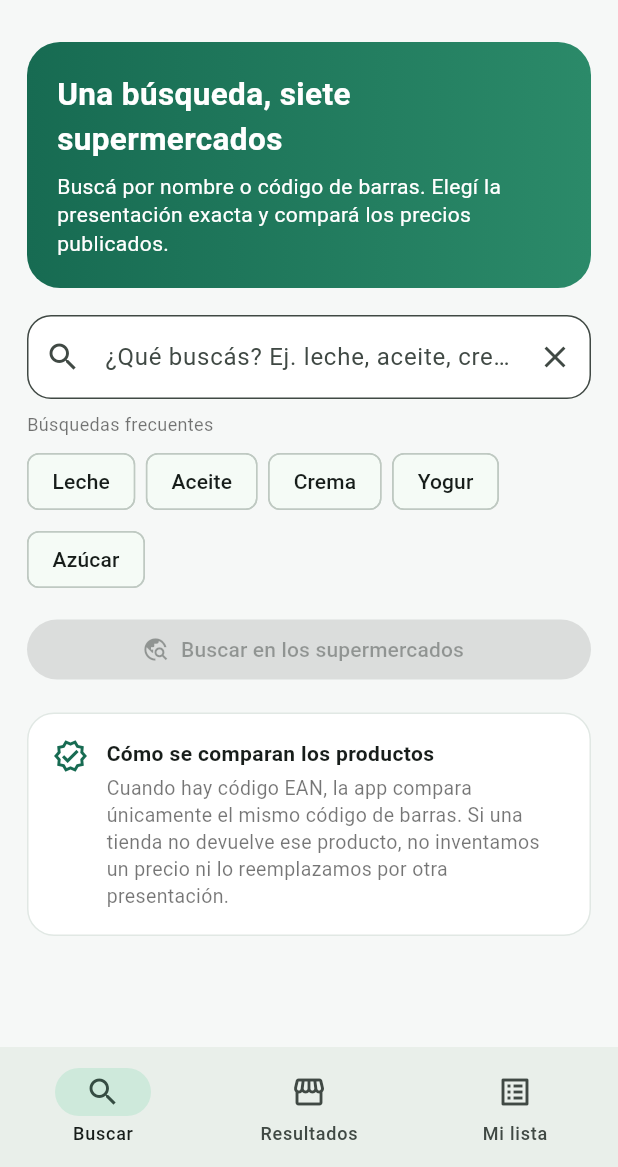
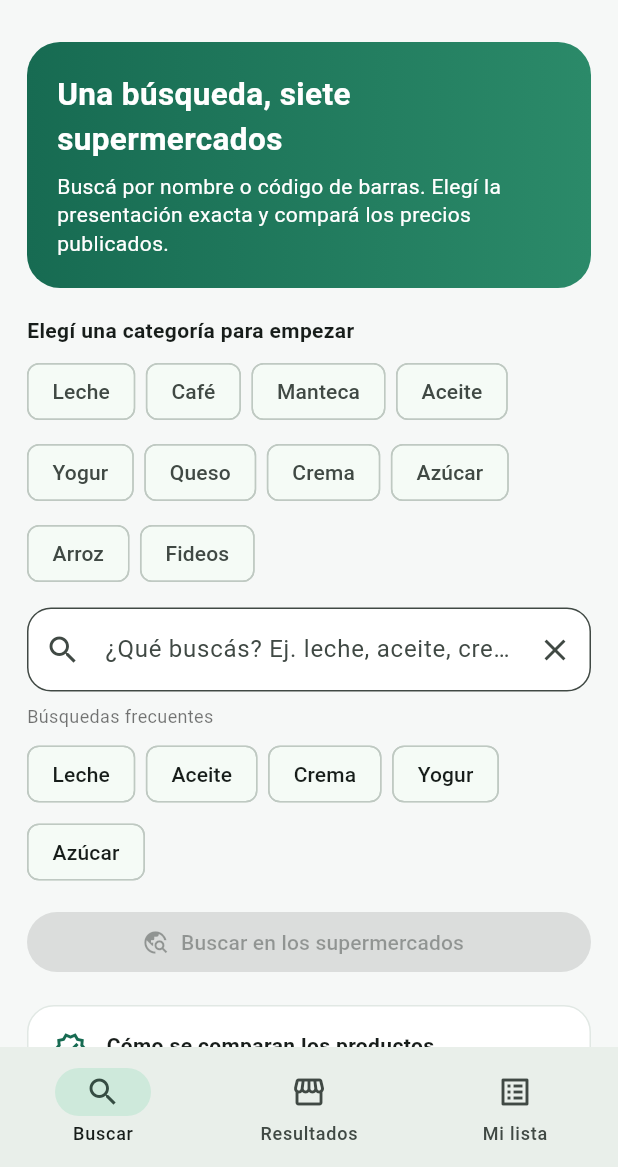
Before and after one commit to arieltorres3175-boop/comparador, a Flutter app: the screen it shows after launch, on a phone screen of 412 x 824 dp, the part 69-1236 px from its top. Run offline on Flutter 3.47's test engine with Material 3 defaults, Android fonts, the phone set to English and light mode, and no system bars; our stand-ins replace shared_preferences.

Commit message:
Add category-first search and dynamic category filters

```diff
--- a/lib/main.dart
+++ b/lib/main.dart
@@ -6,6 +6,7 @@ import 'package:shared_preferences/shared_preferences.dart';
 import 'package:url_launcher/url_launcher.dart';
 
 import 'services/catalog_service.dart';
+import 'services/product_facets.dart';
 
 void main() => runApp(const ComparadorApp());
 
@@ -102,6 +103,8 @@ class _HomePageState extends State<HomePage> {
   String? message;
   String? searchError;
   String? selectedBrand;
+  String? selectedCategory;
+  final Map<String, String> selectedFacets = {};
   String sortMode = 'price';
   CatalogSearchResult? searchResult;
 
@@ -156,10 +159,25 @@ class _HomePageState extends State<HomePage> {
     return brands;
   }
 
+  Map<String, List<String>> get _availableFacets {
+    if (selectedCategory == null) return const {};
+    return ProductFacets.available(
+      selectedCategory!,
+      (searchResult?.products ?? <CatalogProduct>[]).map((product) =>
+          '${product.name} ${product.offers.map((offer) => offer.variant ?? '').join(' ')}'),
+    );
+  }
+
   List<CatalogProduct> get _visibleProducts {
     final products = (searchResult?.products ?? <CatalogProduct>[])
         .where((product) =>
-            selectedBrand == null || product.brand == selectedBrand)
+            (selectedBrand == null || product.brand == selectedBrand) &&
+            (selectedCategory == null ||
+                ProductFacets.matches(
+                  selectedCategory!,
+                  '${product.name} ${product.offers.map((offer) => offer.variant ?? '').join(' ')}',
+                  selectedFacets,
+                )))
         .toList();
     if (sortMode == 'brand') {
       products.sort((a, b) => (a.brand ?? a.name)
@@ -181,6 +199,7 @@ class _HomePageState extends State<HomePage> {
       searchError = null;
       searchResult = null;
       selectedBrand = null;
+      selectedFacets.clear();
       sortMode = 'price';
     });
     try {
@@ -405,6 +424,30 @@ class _HomePageState extends State<HomePage> {
           ),
         ),
         const SizedBox(height: 18),
+        const Text('Elegí una categoría para empezar',
+            style: TextStyle(fontWeight: FontWeight.w700)),
+        const SizedBox(height: 7),
+        Wrap(
+          spacing: 7,
+          runSpacing: 6,
+          children: ProductFacets.categories.keys.map((category) =>
+              ChoiceChip(
+                label: Text(category),
+                selected: selectedCategory == category,
+                onSelected: searching ? null : (selected) {
+                  setState(() {
+                    selectedCategory = selected ? category : null;
+                    selectedFacets.clear();
+                    selectedBrand = null;
+                    searchController.text = selected
+                        ? ProductFacets.categories[category]!
+                        : '';
+                  });
+                  if (selected) _performSearch();
+                },
+              )).toList(),
+        ),
+        const SizedBox(height: 12),
         TextField(
           controller: searchController,
           textInputAction: TextInputAction.search,
@@ -555,6 +598,37 @@ class _HomePageState extends State<HomePage> {
               'Elegí la marca y presentación que prefieras. Por defecto, las opciones están ordenadas desde el menor precio.',
               style: TextStyle(color: Colors.black54, fontSize: 12),
             ),
+            if (selectedCategory != null && _availableFacets.isNotEmpty) ...[
+              const SizedBox(height: 8),
+              const Text('Filtrar esta categoría',
+                  style: TextStyle(fontWeight: FontWeight.w700)),
+              const SizedBox(height: 6),
+              Wrap(
+                spacing: 12,
+                runSpacing: 8,
+                children: _availableFacets.entries.map((facet) =>
+                    DropdownButton<String>(
+                      value: selectedFacets[facet.key],
+                      hint: Text(facet.key),
+                      underline: const SizedBox.shrink(),
+                      items: [
+                        DropdownMenuItem<String>(
+                          value: null,
+                          child: Text('Todos: ${facet.key.toLowerCase()}'),
+                        ),
+                        ...facet.value.map((value) => DropdownMenuItem<String>(
+                              value: value, child: Text(value))),
+                      ],
+                      onChanged: (value) => setState(() {
+                        if (value == null) {
+                          selectedFacets.remove(facet.key);
+                        } else {
+                          selectedFacets[facet.key] = value;
+                        }
+                      }),
+                    )).toList(),
+              ),
+            ],
             const SizedBox(height: 10),
             Wrap(
               spacing: 12,
```
